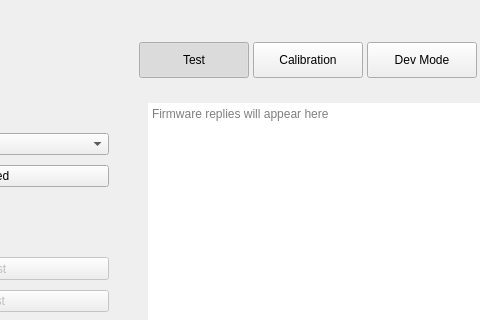
This is src/MainWindow.ui in davidlira1/thruster-tester-2.0-gui as Qt 5 draws it before an edit; both pictures show x 193 to 673 and y 0 to 320 of the 1280 by 820 pixel window. The edited form follows.
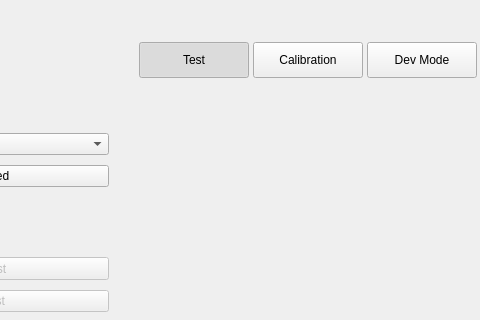
This is the edited form. Icons and pictures are not drawn. Custom widgets are drawn as their Qt base class.

Commit message:
Add reusable LineChart widget and embed in test page
- Implement LineChart widget using Qt6 Charts with dark theme styling
- Support addPoint(), setAxisTitles(), clear(), and optional explicit X/Y ranges with auto-range fallback
- Replace raw serial text output in Test tab with LineChart
- Link Qt6::Charts in CMakeLists.txt

```diff
--- a/src/MainWindow.ui
+++ b/src/MainWindow.ui
@@ -882,17 +882,7 @@
              <widget class="QWidget" name="testPage">
               <layout class="QVBoxLayout" name="testPageLayout">
                <item>
-                <widget class="QPlainTextEdit" name="testOutput">
-                 <property name="readOnly">
-                  <bool>true</bool>
-                 </property>
-                 <property name="frameShape">
-                  <enum>QFrame::Shape::NoFrame</enum>
-                 </property>
-                 <property name="placeholderText">
-                  <string>Firmware replies will appear here</string>
-                 </property>
-                </widget>
+                <widget class="LineChart" name="testChart" native="true"/>
                </item>
               </layout>
              </widget>
@@ -1002,6 +992,14 @@
    </widget>
   </widget>
  </widget>
+ <customwidgets>
+  <customwidget>
+   <class>LineChart</class>
+   <extends>QWidget</extends>
+   <header>LineChart.h</header>
+   <container>1</container>
+  </customwidget>
+ </customwidgets>
  <resources>
   <include location="../resources/resources.qrc"/>
  </resources>
```
Left out of the diff: 7 changed lines with no effect on the pictures. The commit also changes 7 other files.
